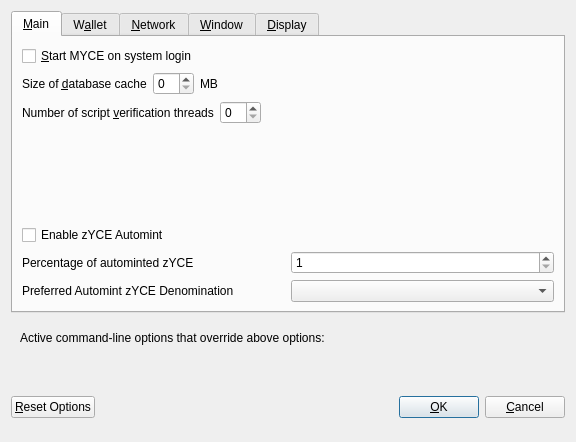
The window that src/qt/forms/optionsdialog.ui (myce-legacy/myce-old) describes before a commit, drawn with Qt 5.
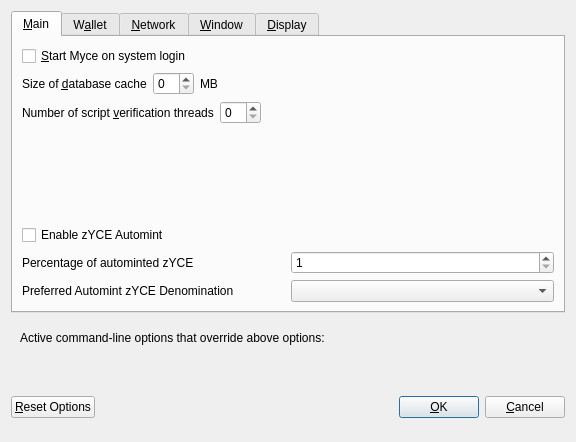
The same window after the commit. Custom widgets are drawn as their Qt base class.

Commit message: Rename MYCE -> Myce

The edit to the form file:
```diff
--- a/src/qt/forms/optionsdialog.ui
+++ b/src/qt/forms/optionsdialog.ui
@@ -33,7 +33,7 @@
           <string>Automatically start MYCE after logging in to the system.</string>
          </property>
          <property name="text">
-          <string>&amp;Start MYCE on system login</string>
+          <string>&amp;Start Myce on system login</string>
          </property>
         </widget>
        </item>
```
Left out of the diff: 8 changed lines with no effect on the pictures. The commit also changes 440 other files.
